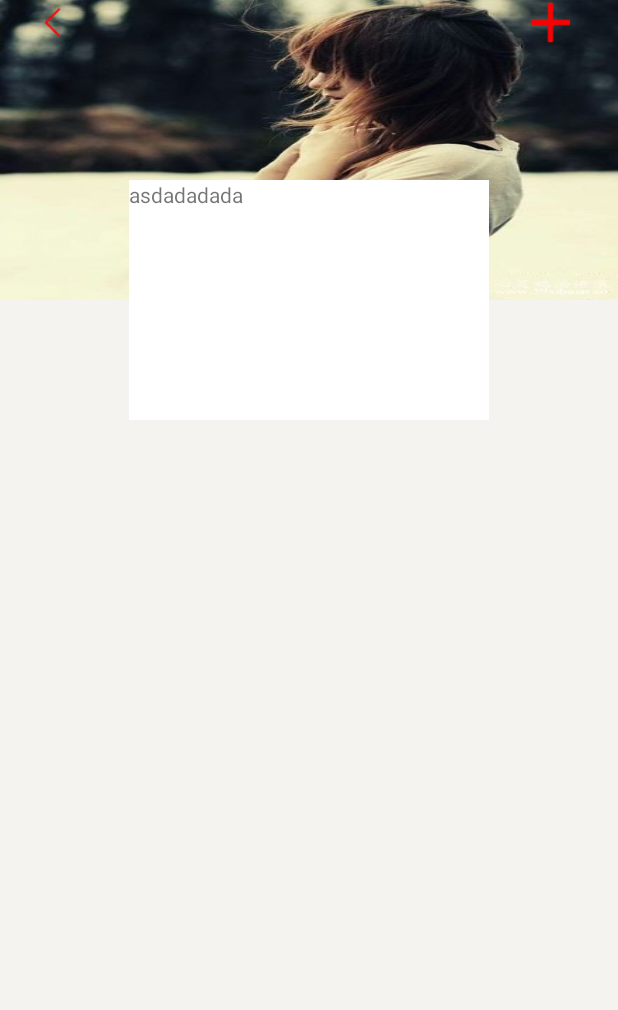
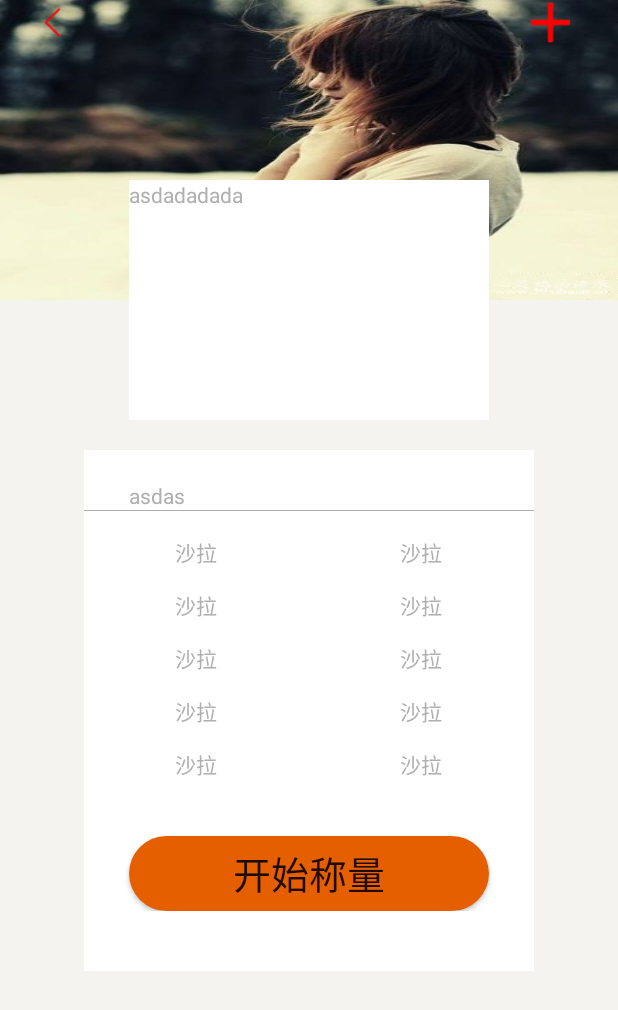
Before and after one commit to Goodob/demo2, an Android app: the menuInformation screen opened directly, with no data from a screen before it, on a phone screen of 412 x 824 dp. Shown: the top 1010 px of the screen. Run offline under Robolectric (Android 15) with nearby library versions, the phone set to English and light mode, and no system bars.

Commit message:
整合其他版块

```diff
--- /dev/null
+++ b/app/src/main/java/com/app/demo2/MyListView.java
@@ -0,0 +1,29 @@
+package com.app.demo2;
+
+import android.content.Context;
+import android.util.AttributeSet;
+import android.widget.ListView;
+
+/*自定义listview  重写onMeasure（）方法：*/
+public class MyListView extends ListView {
+
+    public MyListView(Context context) {
+        super(context);
+    }
+
+    public MyListView(Context context, AttributeSet attrs) {
+        super(context, attrs);
+    }
+
+    public MyListView(Context context, AttributeSet attrs, int defStyle) {
+        super(context, attrs, defStyle);
+    }
+
+    @Override
+    public void onMeasure(int widthMeasureSpec, int heightMeasureSpec) {
+        int expandSpec = MeasureSpec.makeMeasureSpec(Integer.MAX_VALUE >> 2,
+                MeasureSpec.AT_MOST);
+        super.onMeasure(widthMeasureSpec, expandSpec);
+    }
+
+}
--- a/app/src/main/java/com/app/demo2/home_child/newest.java
+++ b/app/src/main/java/com/app/demo2/home_child/newest.java
@@ -86,7 +86,7 @@ public class newest extends FragmentActivity{
                 r.setBackgroundDrawable(btnDrawable);*/
                 /*设置listview菜名*/
                 TextView t = (TextView) view.findViewById(R.id.list_i_txt);
-                t.setText(m.getMenuName());
+                t.setText(m.getMenuName()+(position+1));
 
                 return view;
             }
--- a/app/src/main/java/com/app/demo2/menu_child/menuInformation.java
+++ b/app/src/main/java/com/app/demo2/menu_child/menuInformation.java
@@ -3,17 +3,131 @@ package com.app.demo2.menu_child;
 import android.os.Bundle;
 import android.support.annotation.Nullable;
 import android.support.v4.app.FragmentActivity;
+import android.util.Log;
+import android.view.LayoutInflater;
+import android.view.MotionEvent;
+import android.view.View;
+import android.view.ViewGroup;
+import android.widget.BaseAdapter;
+import android.widget.ListAdapter;
+import android.widget.ListView;
+import android.widget.TextView;
 
 import com.app.demo2.R;
+import com.app.demo2.entity.Message;
+
+import java.util.ArrayList;
+import java.util.List;
 
 /**
  * Created by Administrator on 2017/4/6.
  */
 public class menuInformation extends FragmentActivity{
+    private List<Message> messageList1 = new ArrayList<Message>();
+    private ListView info_list;
     @Override
     protected void onCreate(@Nullable Bundle savedInstanceState) {
         super.onCreate(savedInstanceState);
+        setContentView(R.layout.menu_infomation);
 
-        setContentView(R.layout.menu_infomation);
+        getinitView();
+
+        for (int i = 0; i <5; i++) {
+            Message m = new Message();
+            m.setMenuName("沙拉");
+            m.setImg("R.mipmap.aa");
+
+            messageList1.add(m);//上周
+            //定义一个界面与数据的混合体,一个item代表一行记录
+
+        }
+
+        /*设置适配器*/
+        info_list.setAdapter(new BaseAdapter() {
+            @Override
+            public int getCount() {
+                return messageList1.size();
+            }
+
+            @Override
+            public Object getItem(int position) {
+                return null;
+            }
+
+            @Override
+            public long getItemId(int position) {
+                return 0;
+            }
+
+            @Override
+            public View getView(int position, View convertView, ViewGroup parent) {
+                View view = null;
+                if(convertView==null){
+                    Log.i("info:", "没有缓存，重新生成"+position);
+                    LayoutInflater inflater = menuInformation.this.getLayoutInflater();
+                    //因为getView()返回的对象，adapter会自动赋给ListView
+                    view = inflater.inflate(R.layout.menu_info_list, null);
+                }else{
+                    Log.i("info:", "有缓存，不需要重新生成"+position);
+                    view = convertView;
+                }
+
+                /*食材*/
+                Message m = messageList1.get(position);
+                TextView name= (TextView) view.findViewById(R.id.menuname);
+                name.setText(m.getMenuName());
+                /*所需食材数量*/
+                TextView count = (TextView) view.findViewById(R.id.count);
+                count.setText(m.getMenuName());
+
+
+                return view;
+            }
+        });
+        info_list.setEnabled(false);
+        setListViewHeightBasedOnChildren(info_list);
+    }
+
+    /*获取控件*/
+    public void getinitView(){
+        info_list = (ListView) findViewById(R.id.menu_info_list);
+    }
+
+    /*计算listview每个Item   用于自适应高度*/
+    public void setListViewHeightBasedOnChildren(ListView listView) {
+
+        // 获取ListView对应的Adapter
+
+        ListAdapter listAdapter = listView.getAdapter();
+
+        if (listAdapter == null) {
+
+            return;
+
+        }
+
+        int totalHeight = 0;
+
+        for (int i = 0; i < listAdapter.getCount(); i++) { // listAdapter.getCount()返回数据项的数目
+
+            View listItem = listAdapter.getView(i, null, listView);
+
+            listItem.measure(0, 0); // 计算子项View 的宽高
+
+            totalHeight += listItem.getMeasuredHeight(); // 统计所有子项的总高度
+
+        }
+
+        ViewGroup.LayoutParams params = listView.getLayoutParams();
+
+        params.height = totalHeight
+                + (listView.getDividerHeight() * (listAdapter.getCount() - 1));
+
+        // listView.getDividerHeight()获取子项间分隔符占用的高度
+
+        // params.height最后得到整个ListView完整显示需要的高度
+
+        listView.setLayoutParams(params);
+
     }
 }
--- /dev/null
+++ b/app/src/main/res/drawable/radius.xml
@@ -0,0 +1,8 @@
+<?xml version="1.0" encoding="utf-8"?>
+<shape xmlns:android="http://schemas.android.com/apk/res/android"
+    android:shape= "rectangle" >
+
+    <solid android:color= "#E55E00" />
+    <corners android:radius= "30dp" />
+
+</shape>
--- a/app/src/main/res/layout/home_newest.xml
+++ b/app/src/main/res/layout/home_newest.xml
@@ -1,9 +1,12 @@
 <?xml version="1.0" encoding="utf-8"?>
+<!--最新推荐页-->
 <LinearLayout xmlns:android="http://schemas.android.com/apk/res/android"
     android:layout_width="match_parent"
     android:layout_height="match_parent"
     android:orientation="vertical"
     android:padding="4dp">
+
+
     <RelativeLayout
         android:layout_width="match_parent"
         android:layout_height="50dp"
--- a/app/src/main/res/layout/item_newest.xml
+++ b/app/src/main/res/layout/item_newest.xml
@@ -1,4 +1,5 @@
 <?xml version="1.0" encoding="utf-8"?>
+<!--最新推荐   相关item-->
 <LinearLayout xmlns:android="http://schemas.android.com/apk/res/android"
     android:layout_width="match_parent"
     android:layout_height="match_parent">
--- /dev/null
+++ b/app/src/main/res/layout/menu_info_list.xml
@@ -0,0 +1,25 @@
+<?xml version="1.0" encoding="utf-8"?>
+<!--最新推荐页面 item 中食谱食材所需-->
+<LinearLayout xmlns:android="http://schemas.android.com/apk/res/android"
+    android:layout_width="match_parent"
+    android:layout_height="35dp"
+    android:orientation="horizontal"
+    >
+    <TextView
+        android:id="@+id/menuname"
+        android:layout_width="match_parent"
+        android:textColor="#AFAFAF"
+        android:layout_height="35dp"
+        android:text="asdasd"
+        android:gravity="center"
+        android:layout_weight="1"/>
+
+    <TextView
+        android:id="@+id/count"
+        android:layout_width="match_parent"
+        android:textColor="#AFAFAF"
+        android:layout_height="35dp"
+        android:layout_weight="1"
+        android:gravity="center"
+        android:text="asad"/>
+</LinearLayout>
--- a/app/src/main/res/layout/menu_infomation.xml
+++ b/app/src/main/res/layout/menu_infomation.xml
@@ -1,10 +1,19 @@
 <?xml version="1.0" encoding="utf-8"?>
-<LinearLayout xmlns:android="http://schemas.android.com/apk/res/android"
+<!--最新推荐页item中 详细-->
+<ScrollView
+    xmlns:android="http://schemas.android.com/apk/res/android"
     android:layout_width="match_parent"
     android:layout_height="match_parent"
+    android:scrollbars="vertical"
+    android:fadingEdge="vertical"
+    android:background="#F5F3EF"
+    >
+    <LinearLayout
+        android:layout_width="match_parent"
+        android:layout_height="wrap_content"
         android:orientation="vertical"
-    android:background="#F5F3EF">
-    <!--头部-->
+        >
+
         <RelativeLayout
             android:layout_width="match_parent"
             android:layout_height="280dp"
@@ -40,10 +49,62 @@
                 android:layout_marginTop="120dp"
                 android:background="@android:color/white"
                 android:layout_centerHorizontal="true"
+                android:textColor="#AFAFAF"
                 android:text="asdadadada"
                 />
 
         </RelativeLayout>
 
+        <LinearLayout
+            android:layout_width="300dp"
+            android:layout_height="wrap_content"
+            android:layout_gravity="center_horizontal"
+            android:paddingBottom="40dp"
+            android:background="@android:color/white"
+            android:layout_marginTop="20dp"
+            android:orientation="vertical">
+
+            <TextView
+                android:layout_width="match_parent"
+                android:layout_height="40dp"
+                android:text="asdas"
+                android:textColor="#AFAFAF"
+                android:gravity="bottom"
+                android:layout_marginLeft="30dp"
+                >
+            </TextView>
+
+            <View  android:layout_height="1px"
+                android:layout_width="match_parent"
+                android:background="#AFAFAF"
+
+                />
+            <!--所需食材-->
+            <ListView
+                android:id="@+id/menu_info_list"
+                android:layout_width="match_parent"
+                android:layout_height="wrap_content"
+                android:layout_marginTop="10dp"
+                android:divider="@null"
+                >
+
+            </ListView>
+
+           <Button
+               android:id="@+id/m_info_weigh"
+               android:layout_width="240dp"
+               android:layout_height="50dp"
+               android:layout_gravity="center"
+               android:text="开始称量"
+               android:layout_marginTop="30dp"
+               android:background="@drawable/radius"
+               android:textSize="25sp"
+
+               />
+        </LinearLayout>
+
+
+
 
     </LinearLayout>
+</ScrollView>
```
Lines whose indentation alone changed are shown as unchanged.
